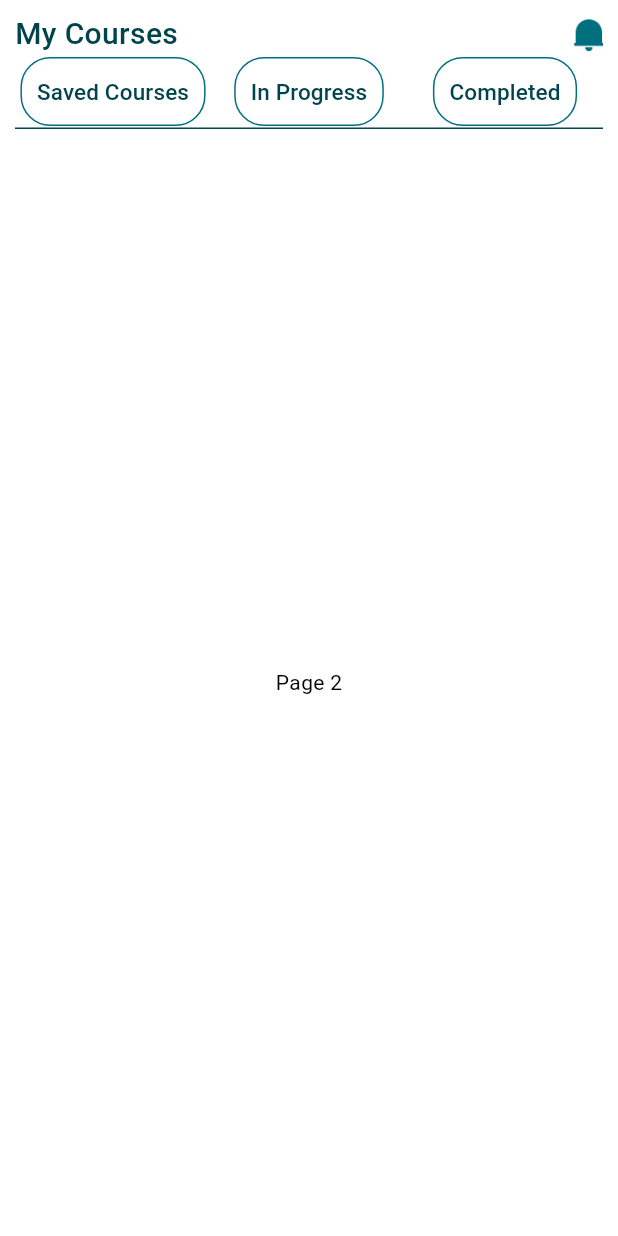
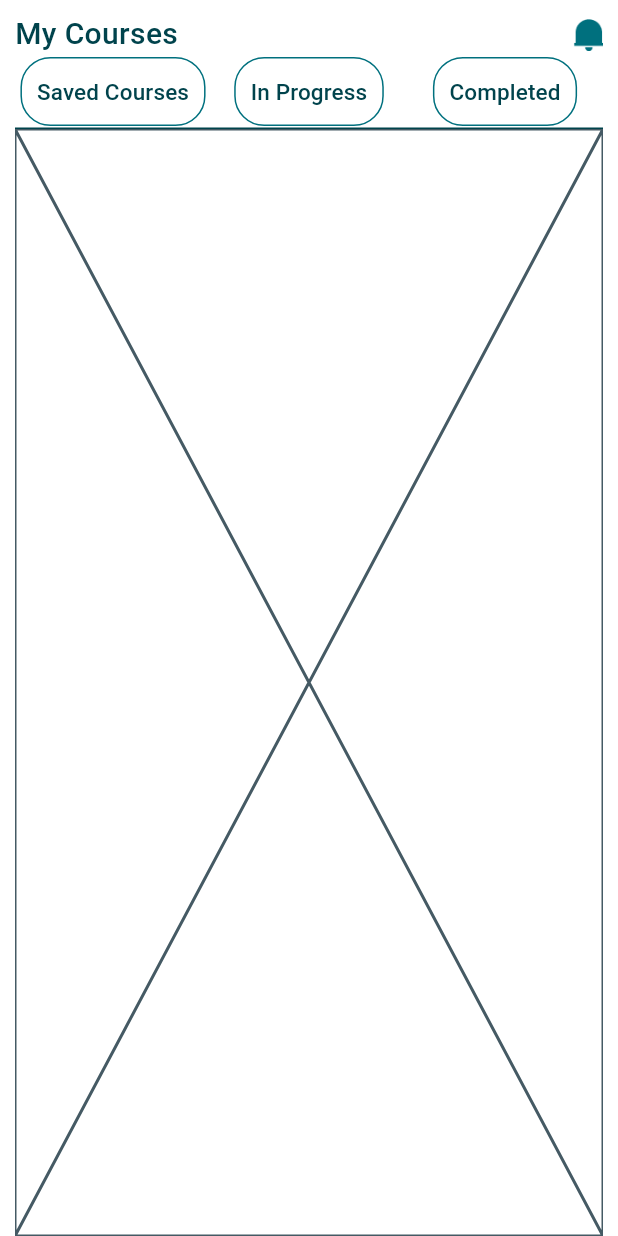
Before and after one commit to swagatapal/E_Learning, a Flutter app: the MyCourseTab screen opened directly, on a phone screen of 412 x 824 dp. Run offline on Flutter 3.47's test engine with Material 3 defaults, Android fonts, the phone set to English and light mode, and no system bars; our stand-ins replace flutter_bounce, persistent_bottom_nav_bar, smooth_page_indicator.

Commit message:
my Course tab ui

```diff
--- a/lib/Screens/MyCourse/View/my_course_tab.dart
+++ b/lib/Screens/MyCourse/View/my_course_tab.dart
@@ -1,5 +1,8 @@
+import 'package:e_learning/Screens/MyCourse/Widgets/completed_page.dart';
+import 'package:e_learning/Screens/MyCourse/Widgets/in_progress.dart';
 import 'package:e_learning/Screens/MyCourse/Widgets/my_course_heading.dart';
 import 'package:e_learning/Screens/MyCourse/Widgets/my_course_tab_container.dart';
+import 'package:e_learning/Screens/MyCourse/Widgets/saved_course.dart';
 import 'package:flutter/material.dart';
 
 class MyCourseTab extends StatefulWidget {
@@ -38,9 +41,9 @@ class _MyCourseTabState extends State<MyCourseTab> {
                 Expanded(
                   child: TabBarView(
                     children: [
-                      Center(child: Text('Page 1')),
-                      Center(child: Text('Page 2')),
-                      Center(child: Text('Page 3')),
+                      Center(child: SavedCourse()),
+                      Center(child: InProgress()),
+                      Center(child: CompletedPage()),
                     ],
                   ),
                 ),
--- /dev/null
+++ b/lib/Screens/MyCourse/Widgets/in_progress.dart
@@ -0,0 +1,15 @@
+import 'package:flutter/material.dart';
+
+class InProgress extends StatefulWidget {
+  const InProgress({super.key});
+
+  @override
+  State<InProgress> createState() => _InProgressState();
+}
+
+class _InProgressState extends State<InProgress> {
+  @override
+  Widget build(BuildContext context) {
+    return const Placeholder();
+  }
+}
```
Also changed, not shown: lib/Screens/MyCourse/Widgets/completed_page.dart (added, +15 -0 lines), lib/Screens/MyCourse/Widgets/saved_course.dart (added, +15 -0 lines).
